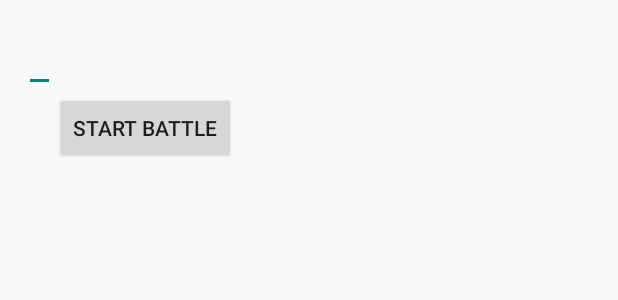
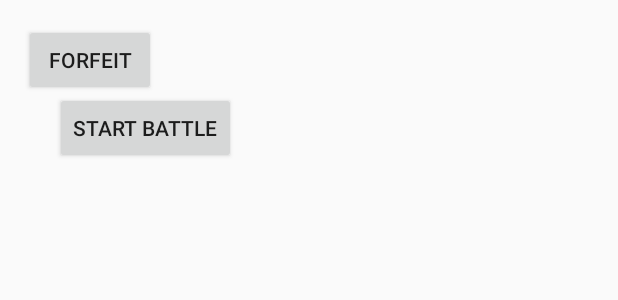
Before and after one commit to andrewyang96/PokePebble, an Android app: the layout activity_main.xml on its own in the app's theme, with its tools: preview values and no code run, on a phone screen of 412 x 824 dp. Shown: the top 300 px of the screen. Run offline under Robolectric (Android 15) with nearby library versions, the phone set to English and light mode, and no system bars.

```diff
--- a/Android/PokePebbleAssistApp/app/src/main/res/layout/activity_main.xml
+++ b/Android/PokePebbleAssistApp/app/src/main/res/layout/activity_main.xml
@@ -16,4 +16,9 @@
         android:id="@+id/testButton"
         android:layout_below="@+id/message"
         android:layout_toEndOf="@+id/message" />
+    <Button
+        android:layout_width="wrap_content"
+        android:layout_height="wrap_content"
+        android:text="forfeit"
+        android:id="@+id/forfeitButton"/>
 </RelativeLayout>
```
Also changed, not shown: Android/PokePebbleAssistApp/app/src/main/java/PokemonParts/Party.java (+6 -2 lines), Android/PokePebbleAssistApp/app/src/main/java/PokemonParts/Pokemon.java (+11 -8 lines), Android/PokePebbleAssistApp/app/src/main/java/seniorcheeseman/pokepebbleassistapp/MainActivity.java (+25 -2 lines).
